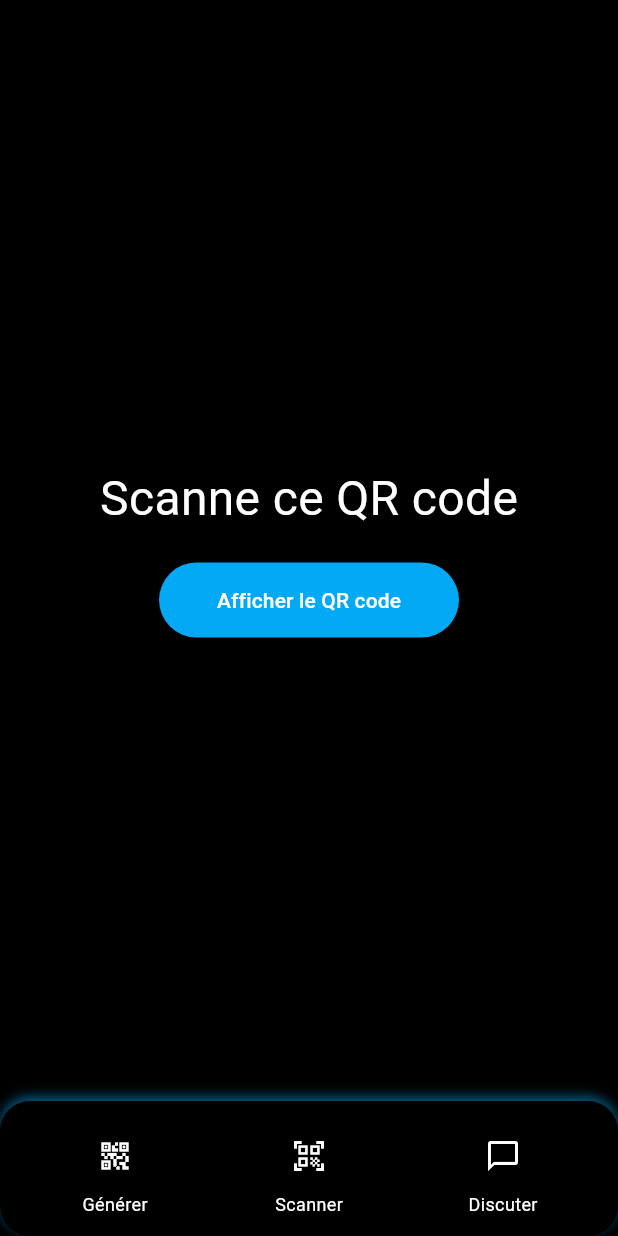
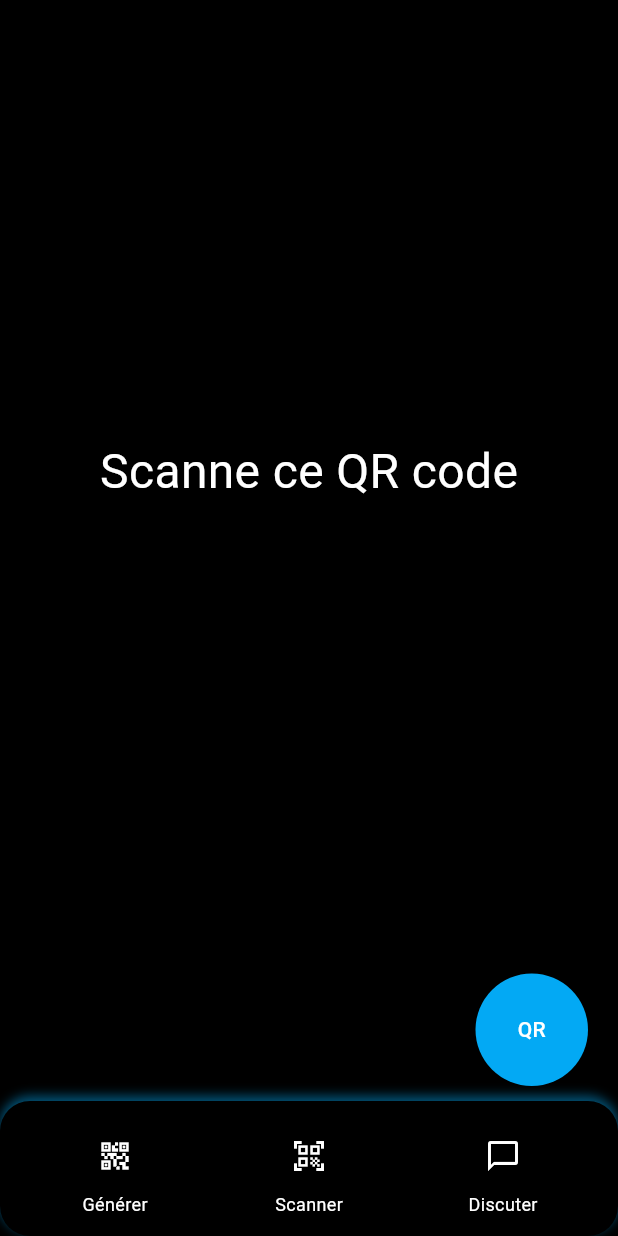
Before and after one commit to Pierre-Deldalle/projetalto, a Flutter app: the RelationScreen screen opened by its route, item 2 of the bottom bar chosen, after a tap on the "qr code 2" icon, on a phone screen of 412 x 824 dp. Run offline on Flutter 3.47's test engine with Material 3 defaults, Android fonts, the phone set to English and light mode, and no system bars; our stand-ins replace go_router, qr_flutter; Roboto replaces fonts that are missing (PoliceGras, PoliceNormale).

Commit message:
je push tout

```diff
--- a/lib/main.dart
+++ b/lib/main.dart
@@ -12,7 +12,7 @@ void main() {
 final GoRouter _router = GoRouter(
   routes: <RouteBase>[
     GoRoute(
-      path: '/',
+      path: '/home',
       builder: (BuildContext context, GoRouterState state) {
         return const HomeScreen();
       },
--- a/lib/screens/init_pairing_screen.dart
+++ b/lib/screens/init_pairing_screen.dart
@@ -11,10 +11,11 @@ class InitPairingScreen extends StatefulWidget {
   @override
   State<InitPairingScreen> createState() => _InitPairingScreenState();
 }
+
 class _InitPairingScreenState extends State<InitPairingScreen> {
   final PairingService _pairingService = PairingService();
   String? relationCode;
-  bool showQr = false; // ← nouveau booléen
+  bool showQr = false;
 
   @override
   void initState() {
@@ -33,7 +34,11 @@ class _InitPairingScreenState extends State<InitPairingScreen> {
 
     return Scaffold(
       backgroundColor: Colors.black,
-      body: Center(
+      body: Column(
+        children: [
+          // Contenu principal
+          Expanded(
+            child: Center(
               child: Column(
                 mainAxisAlignment: MainAxisAlignment.center,
                 children: [
@@ -47,21 +52,7 @@ class _InitPairingScreenState extends State<InitPairingScreen> {
                   ),
                   const SizedBox(height: 20),
 
-            // ← Ici on affiche soit le bouton, soit le QR code
-            if (!showQr)
-              PrimaryButton(
-                width: 200,
-                height: 50,
-                text: "Afficher le QR code",
-                backgroundColor: Colors.lightBlue,
-                foregroundColor: Colors.white,
-                onPressed: () {
-                  setState(() {
-                    showQr = true; // affiche le QR
-                  });
-                },
-              )
-            else
+                  if (showQr)
                     Container(
                       decoration: BoxDecoration(
                         boxShadow: [
@@ -81,6 +72,30 @@ class _InitPairingScreenState extends State<InitPairingScreen> {
                 ],
               ),
             ),
+          ),
+
+          // Bouton au-dessus du footer (aligné à droite)
+          Padding(
+            padding: const EdgeInsets.only(bottom: 10, right: 20),
+            child: Align(
+              alignment: Alignment.bottomRight,
+              child: PrimaryButton(
+                width: 75,
+                height: 75,
+                text: "QR",
+                backgroundColor: Colors.lightBlue,
+                foregroundColor: Colors.white,
+                onPressed: () {
+                  setState(() {
+                    showQr = true;
+                  });
+                },
+              ),
+            ),
+          ),
+        ],
+      ),
+
       bottomNavigationBar: FooterWidget(
         onQrCode: () {
           GoRouter.of(context).go('/init_pairing');
--- a/lib/widgets/common/FooterWidget.dart
+++ b/lib/widgets/common/FooterWidget.dart
@@ -1,4 +1,5 @@
 import 'package:flutter/material.dart';
+import 'package:go_router/go_router.dart';
 
 class FooterWidget extends StatelessWidget {
   final VoidCallback onQrCode;
@@ -36,7 +37,9 @@ class FooterWidget extends StatelessWidget {
             mainAxisSize: MainAxisSize.min,
             children: [
               IconButton(
-                onPressed: onQrCode,
+                onPressed: () {
+                  context.go('/init_pairing');
+                },
                 icon: const Icon(Icons.qr_code_2, color: Colors.white),
               ),
               const Text(
--- a/lib/widgets/common/PrimaryButton.dart
+++ b/lib/widgets/common/PrimaryButton.dart
@@ -7,6 +7,7 @@ class PrimaryButton extends StatelessWidget {
   final double height;
   final String text;
   final VoidCallback? onPressed;
+  // final double borderRadius;
 
   const PrimaryButton({
     super.key,
@@ -16,6 +17,7 @@ class PrimaryButton extends StatelessWidget {
     required this.height,
     required this.text,
     this.onPressed,
+    // required this.borderRadius,
   });
 
   @override
@@ -30,6 +32,7 @@ class PrimaryButton extends StatelessWidget {
         minimumSize: Size(width, height),
         padding: const EdgeInsets.symmetric(horizontal: 20, vertical: 10),
         shape: RoundedRectangleBorder(borderRadius: BorderRadius.circular(height/2)),
+        // shape: RoundedRectangleBorder(borderRadius),
       ),
       child: Text(text),
     );
--- a/pubspec.yaml
+++ b/pubspec.yaml
@@ -41,6 +41,7 @@ dependencies:
   flutter_secure_storage: ^10.0.0
   http: ^1.6.0
   go_router: ^17.1.0
+  uuid: ^4.5.2
 
 dev_dependencies:
   flutter_test:
```
Also changed, not shown: lib/screens/home_screen.dart (+1 -11 lines), lib/widgets/common/loadingwidget/loadingwidget.dart (deleted, +0 -36 lines), pubspec.lock (deleted). Lines whose indentation alone changed are shown as unchanged.
